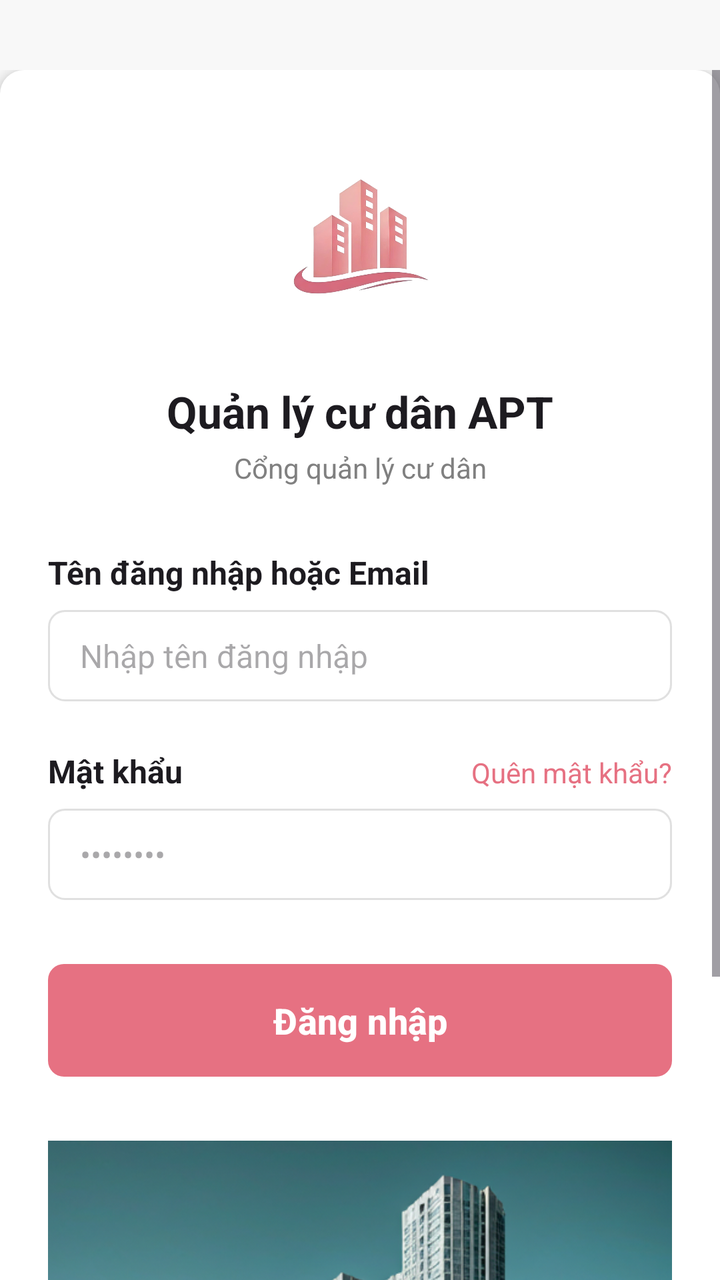
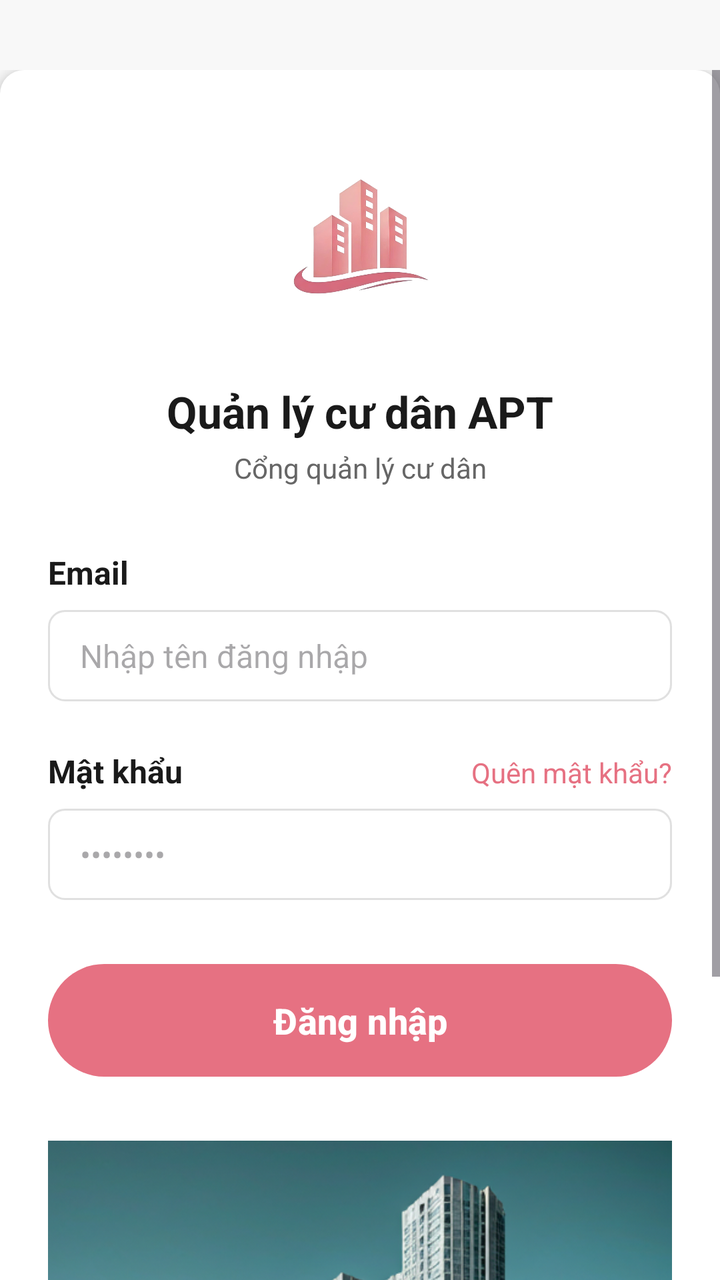

Two renders of the same Android screen: before a commit and after it. Below are the layout's source before the change and the commit's diff.
<!-- AndroidManifest.xml: application theme Theme.Apt -->
<!-- res/layout/fragment_login.xml -->
<?xml version="1.0" encoding="utf-8"?>
<androidx.constraintlayout.widget.ConstraintLayout xmlns:android="http://schemas.android.com/apk/res/android"
    xmlns:app="http://schemas.android.com/apk/res-auto"
    xmlns:tools="http://schemas.android.com/tools"
    android:layout_width="match_parent"
    android:layout_height="match_parent"
    android:background="#F8F8F8"
    android:paddingTop="35dp"
    tools:context=".fragments.auth.LoginFragment">

    <ScrollView
        android:layout_width="0dp"
        android:layout_height="0dp"
        android:fillViewport="true"
        app:layout_constraintBottom_toBottomOf="parent"
        app:layout_constraintEnd_toEndOf="parent"
        app:layout_constraintStart_toStartOf="parent"
        app:layout_constraintTop_toTopOf="parent">

        <androidx.constraintlayout.widget.ConstraintLayout
            android:id="@+id/main_content_card"
            android:layout_width="match_parent"
            android:layout_height="wrap_content"
            android:background="@drawable/rounded_white_background"
            android:elevation="4dp"
            android:paddingStart="24dp"
            android:paddingTop="32dp"
            android:paddingEnd="24dp"
            android:paddingBottom="32dp">

            <ImageView
                android:id="@+id/card_app_icon_background"
                android:layout_width="100dp"
                android:layout_height="100dp"
                android:padding="16dp"
                android:scaleType="centerCrop"
                android:src="@drawable/img_logo"
                app:layout_constraintEnd_toEndOf="parent"
                app:layout_constraintHorizontal_bias="0.498"
                app:layout_constraintStart_toStartOf="parent"
                app:layout_constraintTop_toTopOf="parent"
                tools:ignore="ContentDescription" />

            <TextView
                android:id="@+id/tv_app_title"
                android:layout_width="wrap_content"
                android:layout_height="wrap_content"
                android:layout_marginTop="24dp"
                android:text="Quản lý cư dân APT"
                android:textColor="?android:attr/textColorPrimary"
                android:textSize="22sp"
                android:textStyle="bold"
                app:layout_constraintEnd_toEndOf="parent"
                app:layout_constraintStart_toStartOf="parent"
                app:layout_constraintTop_toBottomOf="@id/card_app_icon_background" />

            <TextView
                android:id="@+id/tv_app_subtitle"
                android:layout_width="wrap_content"
                android:layout_height="wrap_content"
                android:layout_marginTop="4dp"
                android:text="Cổng quản lý cư dân"
                android:textColor="#808080"
                android:textSize="14sp"
                app:layout_constraintEnd_toEndOf="parent"
                app:layout_constraintStart_toStartOf="parent"
                app:layout_constraintTop_toBottomOf="@id/tv_app_title" />

            <TextView
                android:id="@+id/tv_username_label"
                android:layout_width="wrap_content"
                android:layout_height="wrap_content"
                android:layout_marginTop="32dp"
                android:text="Tên đăng nhập hoặc Email"
                android:textColor="?android:attr/textColorPrimary"
                android:textSize="16sp"
                android:textStyle="bold"
                app:layout_constraintStart_toStartOf="parent"
                app:layout_constraintTop_toBottomOf="@id/tv_app_subtitle" />

            <EditText
                android:id="@+id/et_username"
                android:layout_width="0dp"
                android:layout_height="wrap_content"
                android:layout_marginTop="8dp"
                android:background="@drawable/bg_edittext_selector"
                android:hint="Nhập tên đăng nhập"
                android:inputType="textEmailAddress"
                android:paddingStart="16dp"
                android:paddingTop="12dp"
                android:paddingEnd="16dp"
                android:paddingBottom="12dp"
                android:textColor="?android:attr/textColorPrimary"
                android:textSize="16sp"
                app:layout_constraintEnd_toEndOf="parent"
                app:layout_constraintStart_toStartOf="parent"
                app:layout_constraintTop_toBottomOf="@id/tv_username_label"
                tools:ignore="Autofill" />

            <TextView
                android:id="@+id/tv_password_label"
                android:layout_width="wrap_content"
                android:layout_height="wrap_content"
                android:layout_marginTop="24dp"
                android:text="Mật khẩu"
                android:textColor="?android:attr/textColorPrimary"
                android:textSize="16sp"
                android:textStyle="bold"
                app:layout_constraintStart_toStartOf="parent"
                app:layout_constraintTop_toBottomOf="@id/et_username" />

            <TextView
                android:id="@+id/tv_forgot_password"
                android:layout_width="wrap_content"
                android:layout_height="wrap_content"
                android:text="Quên mật khẩu?"
                android:textColor="@color/primary"
                android:textSize="14sp"
                app:layout_constraintBaseline_toBaselineOf="@id/tv_password_label"
                app:layout_constraintEnd_toEndOf="parent" />

            <EditText
                android:id="@+id/et_password"
                android:layout_width="0dp"
                android:layout_height="wrap_content"
                android:layout_marginTop="8dp"
                android:background="@drawable/bg_edittext_selector"
                android:hint="••••••••"
                android:inputType="textPassword"
                android:paddingStart="16dp"
                android:paddingTop="12dp"
                android:paddingEnd="16dp"
                android:paddingBottom="12dp"
                android:textColor="?android:attr/textColorPrimary"
                android:textSize="16sp"
                app:layout_constraintEnd_toEndOf="parent"
                app:layout_constraintStart_toStartOf="parent"
                app:layout_constraintTop_toBottomOf="@id/tv_password_label"
                tools:ignore="Autofill" />

            <Button
                android:id="@+id/btn_sign_in"
                android:layout_width="0dp"
                android:layout_height="wrap_content"
                android:layout_marginTop="32dp"
                app:backgroundTint="@null"
                android:background="@drawable/bg_button_auth"
                android:paddingTop="12dp"
                android:paddingBottom="12dp"
                android:text="Đăng nhập"
                android:textAllCaps="false"
                android:textColor="@android:color/white"
                android:textSize="18sp"
                android:textStyle="bold"
                app:layout_constraintEnd_toEndOf="parent"
                app:layout_constraintStart_toStartOf="parent"
                app:layout_constraintTop_toBottomOf="@id/et_password" />

            <ImageView
                android:id="@+id/iv_buildings"
                android:layout_width="0dp"
                android:layout_height="200dp"
                android:layout_marginTop="32dp"
                android:scaleType="centerCrop"
                android:src="@drawable/img_buildings"
                android:background="@drawable/rounded_image_small"
                app:layout_constraintEnd_toEndOf="parent"
                app:layout_constraintStart_toStartOf="parent"
                app:layout_constraintTop_toBottomOf="@id/btn_sign_in"
                tools:ignore="ContentDescription" />

            <TextView
                android:id="@+id/tv_copyright"
                android:layout_width="wrap_content"
                android:layout_height="wrap_content"
                android:layout_marginTop="24dp"
                android:text="© 2026 Hệ thống quản lý cư dân APT"
                android:textColor="#B0B0B0"
                android:textSize="12sp"
                app:layout_constraintBottom_toBottomOf="parent"
                app:layout_constraintEnd_toEndOf="parent"
                app:layout_constraintStart_toStartOf="parent"
                app:layout_constraintTop_toBottomOf="@id/iv_buildings" />

        </androidx.constraintlayout.widget.ConstraintLayout>
    </ScrollView>
</androidx.constraintlayout.widget.ConstraintLayout>
<!-- resources referenced by this layout -->
<resources>
  <color name="primary">#E67182</color>
  <!-- drawable bg_button_auth (drawable) -->
  <?xml version="1.0" encoding="utf-8"?>
  <shape xmlns:android="http://schemas.android.com/apk/res/android"
      android:shape="rectangle">
      <solid android:color="@color/primary" />
      <corners android:radius="8dp" />
  </shape>
  <!-- drawable bg_edittext_selector (drawable) -->
  <?xml version="1.0" encoding="utf-8"?>
  <selector xmlns:android="http://schemas.android.com/apk/res/android">
      <item android:drawable="@drawable/bg_edittext_focused" android:state_focused="true"/>
      <item android:drawable="@drawable/bg_edittext"/>
  </selector>
  <!-- drawable img_buildings: png bitmap (drawable, 514568 bytes) -->
  <!-- drawable img_logo: png bitmap (drawable, 193190 bytes) -->
  <!-- drawable rounded_image_small (drawable) -->
  <?xml version="1.0" encoding="utf-8"?>
  <shape xmlns:android="http://schemas.android.com/apk/res/android"
      android:shape="rectangle">
      <solid android:color="@android:color/transparent" />
      <corners android:radius="8dp" />
  </shape>
  <!-- drawable rounded_white_background (drawable) -->
  <?xml version="1.0" encoding="utf-8"?>
  <shape xmlns:android="http://schemas.android.com/apk/res/android"
      android:shape="rectangle">
      <solid android:color="@android:color/white" />
      <corners android:radius="12dp" />
  </shape>
  <style name="Theme.Apt" parent="Base.Theme.Apt" />
  <!-- drawable bg_edittext_focused (drawable) -->
  <?xml version="1.0" encoding="utf-8"?>
  <shape xmlns:android="http://schemas.android.com/apk/res/android"
      android:shape="rectangle">
      <solid android:color="@android:color/white" />
      <corners android:radius="8dp" />
      <stroke android:width="2dp" android:color="@color/primary" />
  </shape>
  <!-- drawable bg_edittext (drawable) -->
  <?xml version="1.0" encoding="utf-8"?>
  <shape xmlns:android="http://schemas.android.com/apk/res/android"
      android:shape="rectangle">
      <solid android:color="@android:color/white" />
      <corners android:radius="8dp" />
      <stroke android:width="1dp" android:color="#E0E0E0" />
  </shape>
  <style name="Base.Theme.Apt" parent="Theme.Material3.DayNight.NoActionBar">
          
          
      </style>
</resources>

<!-- the commit's change to res/layout/fragment_login.xml (unified diff, before → after) -->
@@ -47,7 +47,7 @@
                 android:layout_height="wrap_content"
                 android:layout_marginTop="24dp"
                 android:text="Quản lý cư dân APT"
-                android:textColor="?android:attr/textColorPrimary"
+                android:textColor="@color/text_title"
                 android:textSize="22sp"
                 android:textStyle="bold"
                 app:layout_constraintEnd_toEndOf="parent"
@@ -60,7 +60,7 @@
                 android:layout_height="wrap_content"
                 android:layout_marginTop="4dp"
                 android:text="Cổng quản lý cư dân"
-                android:textColor="#808080"
+                android:textColor="@color/text_body"
                 android:textSize="14sp"
                 app:layout_constraintEnd_toEndOf="parent"
                 app:layout_constraintStart_toStartOf="parent"
@@ -71,8 +71,8 @@
                 android:layout_width="wrap_content"
                 android:layout_height="wrap_content"
                 android:layout_marginTop="32dp"
-                android:text="Tên đăng nhập hoặc Email"
-                android:textColor="?android:attr/textColorPrimary"
+                android:text="Email"
+                android:textColor="@color/text_title"
                 android:textSize="16sp"
                 android:textStyle="bold"
                 app:layout_constraintStart_toStartOf="parent"
@@ -90,7 +90,7 @@
                 android:paddingTop="12dp"
                 android:paddingEnd="16dp"
                 android:paddingBottom="12dp"
-                android:textColor="?android:attr/textColorPrimary"
+                android:textColor="@color/text_title"
                 android:textSize="16sp"
                 app:layout_constraintEnd_toEndOf="parent"
                 app:layout_constraintStart_toStartOf="parent"
@@ -103,7 +103,7 @@
                 android:layout_height="wrap_content"
                 android:layout_marginTop="24dp"
                 android:text="Mật khẩu"
-                android:textColor="?android:attr/textColorPrimary"
+                android:textColor="@color/text_title"
                 android:textSize="16sp"
                 android:textStyle="bold"
                 app:layout_constraintStart_toStartOf="parent"
@@ -131,7 +131,7 @@
                 android:paddingTop="12dp"
                 android:paddingEnd="16dp"
                 android:paddingBottom="12dp"
-                android:textColor="?android:attr/textColorPrimary"
+                android:textColor="@color/text_title"
                 android:textSize="16sp"
                 app:layout_constraintEnd_toEndOf="parent"
                 app:layout_constraintStart_toStartOf="parent"
@@ -175,7 +175,7 @@
                 android:layout_height="wrap_content"
                 android:layout_marginTop="24dp"
                 android:text="© 2026 Hệ thống quản lý cư dân APT"
-                android:textColor="#B0B0B0"
+                android:textColor="@color/text_body"
                 android:textSize="12sp"
                 app:layout_constraintBottom_toBottomOf="parent"
                 app:layout_constraintEnd_toEndOf="parent"
<!-- resource entries referenced after the edit -->
@@ -1,13 +1,20 @@
 <!-- resources referenced by this layout -->
 <resources>
   <color name="primary">#E67182</color>
+  <color name="text_body">#666666</color>
+  <color name="text_title">#1A1A1A</color>
   <!-- drawable bg_button_auth (drawable) -->
   <?xml version="1.0" encoding="utf-8"?>
-  <shape xmlns:android="http://schemas.android.com/apk/res/android"
-      android:shape="rectangle">
-      <solid android:color="@color/primary" />
-      <corners android:radius="8dp" />
-  </shape>
+  <ripple xmlns:android="http://schemas.android.com/apk/res/android"
+      android:color="#40FFFFFF">
+      <item>
+          <shape android:shape="rectangle">
+              <solid android:color="@color/primary" />
+              <corners android:radius="32dp" />
+          </shape>
+      </item>
+  
+  </ripple>
   <!-- drawable bg_edittext_selector (drawable) -->
   <?xml version="1.0" encoding="utf-8"?>
   <selector xmlns:android="http://schemas.android.com/apk/res/android">
